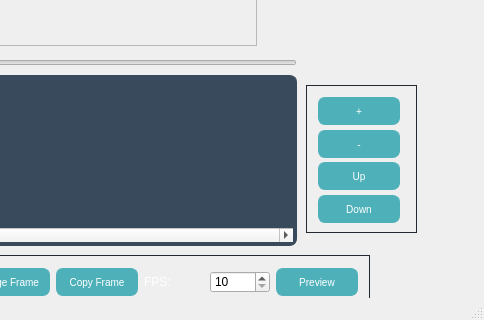
First picture: the form in mainwindow.ui, repository LaceyGSC/CPlusPlus-QT-CS3503-SpriteEditor, before the edit; both pictures show x 204 to 688 and y 301 to 621 of the 688 by 621 pixel window.
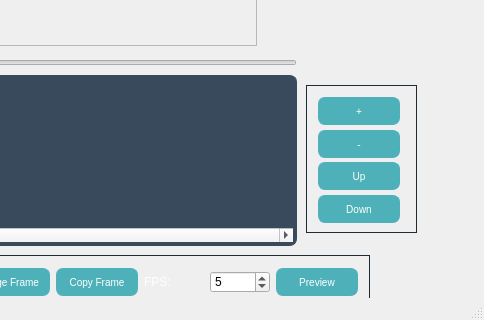
Second picture: the form after the edit.

What changed in the file:
```diff
--- a/mainwindow.ui
+++ b/mainwindow.ui
@@ -648,10 +648,13 @@
      <item>
       <widget class="QSpinBox" name="fpsBox">
        <property name="minimum">
-        <number>10</number>
+        <number>1</number>
        </property>
        <property name="maximum">
-        <number>1000</number>
+        <number>100</number>
+       </property>
+       <property name="value">
+        <number>5</number>
        </property>
       </widget>
      </item>
```
Left out of the diff: 13 changed lines with no effect on the pictures.
